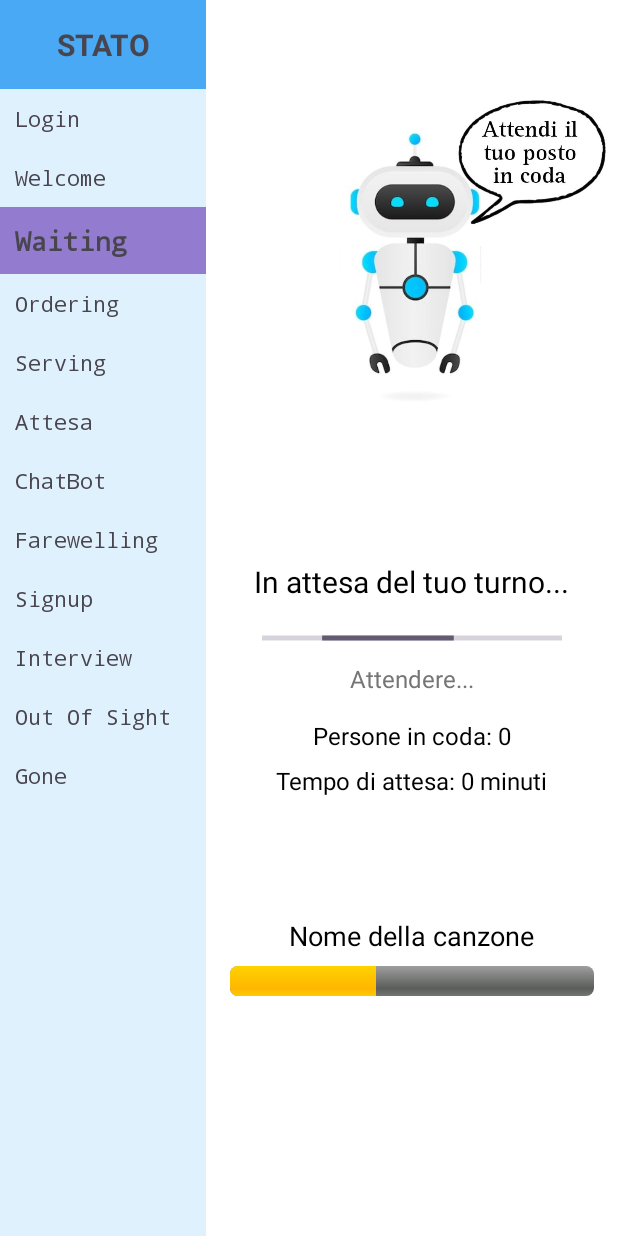
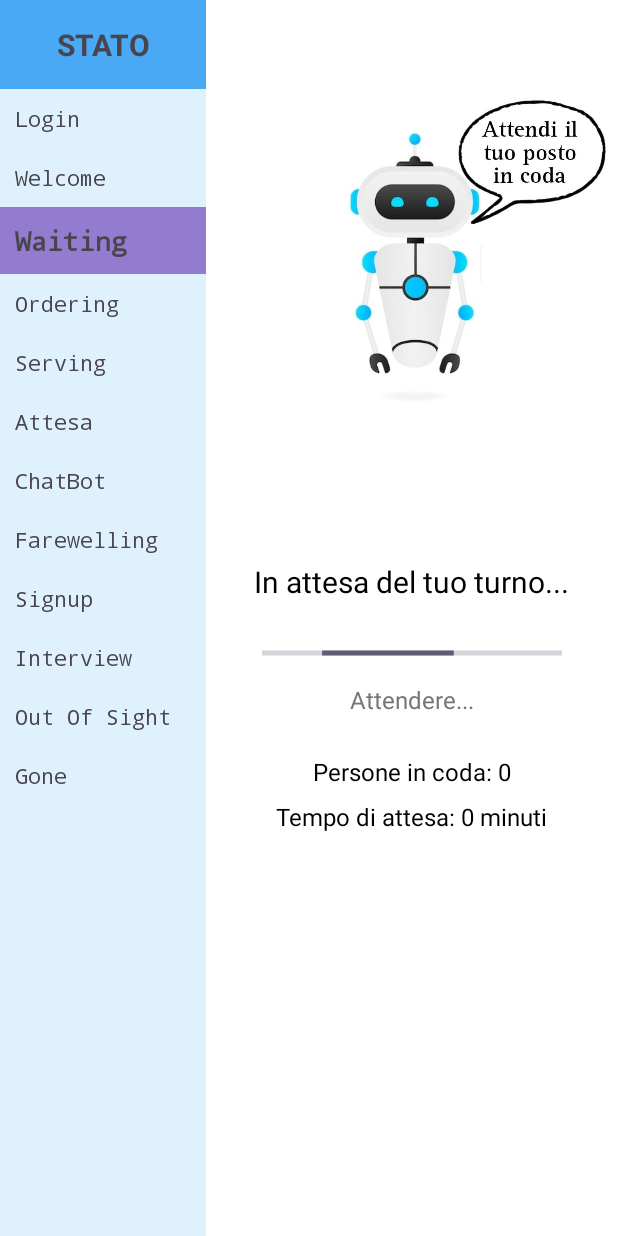
Before and after one commit to biagioSc/Progetto-Operating_systems_for_mobile_cloud_and_IoT, an Android app: the WaitingActivity screen opened directly, with no data from a screen before it, on a phone screen of 412 x 824 dp. Run offline under Robolectric (Android 15) with nearby library versions, the phone set to English and light mode, and no system bars.

Commit message:
Logiche grafiche

```diff
--- a/app/src/main/res/layout/activity_1new.xml
+++ b/app/src/main/res/layout/activity_1new.xml
@@ -208,7 +208,7 @@
             android:layout_centerHorizontal="true"
             android:layout_marginTop="7dp"
             android:background="@drawable/button_rounded_background"
-            android:onClick="onLoginClick"
+            android:onClick="onClickAccedi"
             android:padding="16dp"
             android:text="Accedi"
             android:textColor="#FFFFFF" />
@@ -221,7 +221,7 @@
             android:layout_centerHorizontal="true"
             android:layout_marginTop="7dp"
             android:clickable="true"
-            android:onClick="onSignUpClick"
+            android:onClick="onClickSignUp"
             android:padding="16dp"
             android:text="Non hai un account? Registrati!"
             android:textColor="#1976D2"
--- a/app/src/main/res/layout/activity_2welcome.xml
+++ b/app/src/main/res/layout/activity_2welcome.xml
@@ -172,6 +172,7 @@
             android:layout_marginTop="32dp"
             android:background="@drawable/button_rounded_border"
             android:padding="16dp"
+            android:onClick="onClickQueue"
             android:text="Accedi alla Coda"
             android:textColor="#FFFFFF" />
 
@@ -197,6 +198,7 @@
             android:backgroundTint="#FFFFFF"
             android:padding="16dp"
             android:text="Esci"
+            android:onClick="onClickExit"
             android:textColor="#FFFFFF" />
 
     </RelativeLayout>
--- a/app/src/main/res/layout/activity_3waiting.xml
+++ b/app/src/main/res/layout/activity_3waiting.xml
@@ -159,7 +159,7 @@
             android:layout_height="wrap_content"
             android:layout_below="@id/textViewWaiting"
             android:layout_centerHorizontal="true"
-            android:layout_marginTop="16dp"
+            android:layout_marginTop="26dp"
             android:indeterminate="true" />
 
         <TextView
@@ -168,7 +168,7 @@
             android:layout_height="wrap_content"
             android:layout_below="@id/progressBarWaiting"
             android:layout_centerHorizontal="true"
-            android:layout_marginTop="8dp"
+            android:layout_marginTop="12dp"
             android:text="Attendere..."
             android:textColor="#757575"
             android:textSize="16sp" />
@@ -179,7 +179,7 @@
             android:layout_height="wrap_content"
             android:layout_below="@id/textViewPleaseWait"
             android:layout_centerHorizontal="true"
-            android:layout_marginTop="16dp"
+            android:layout_marginTop="26dp"
             android:text="Persone in coda: 0"
             android:textColor="#000000"
             android:textSize="16sp" />
@@ -195,29 +195,5 @@
             android:textColor="#000000"
             android:textSize="16sp" />
 
-        <TextView
-            android:id="@+id/textViewSongName"
-            android:layout_width="wrap_content"
-            android:layout_height="wrap_content"
-            android:layout_below="@id/textViewWaitTime"
-            android:layout_centerHorizontal="true"
-            android:layout_marginTop="80dp"
-            android:text="Nome della canzone"
-            android:textColor="#000000"
-            android:textSize="18sp" />
-
-        <ProgressBar
-            android:id="@+id/progressBarSong"
-            style="@android:style/Widget.ProgressBar.Horizontal"
-            android:layout_width="match_parent"
-            android:layout_height="wrap_content"
-            android:layout_below="@id/textViewSongName"
-            android:layout_marginStart="16dp"
-            android:layout_marginTop="8dp"
-            android:layout_marginEnd="16dp"
-            android:indeterminate="false"
-            android:max="100"
-            android:progress="40" />
-
     </RelativeLayout>
 </LinearLayout>
```
Also changed, not shown: app/src/main/java/com/example/robotinteraction/Activity1_New.java (+102 -1 lines), app/src/main/java/com/example/robotinteraction/Activity2_Welcome.java (+48 -1 lines), app/src/main/java/com/example/robotinteraction/Activity3_Waiting.java (+111 -1 lines).
